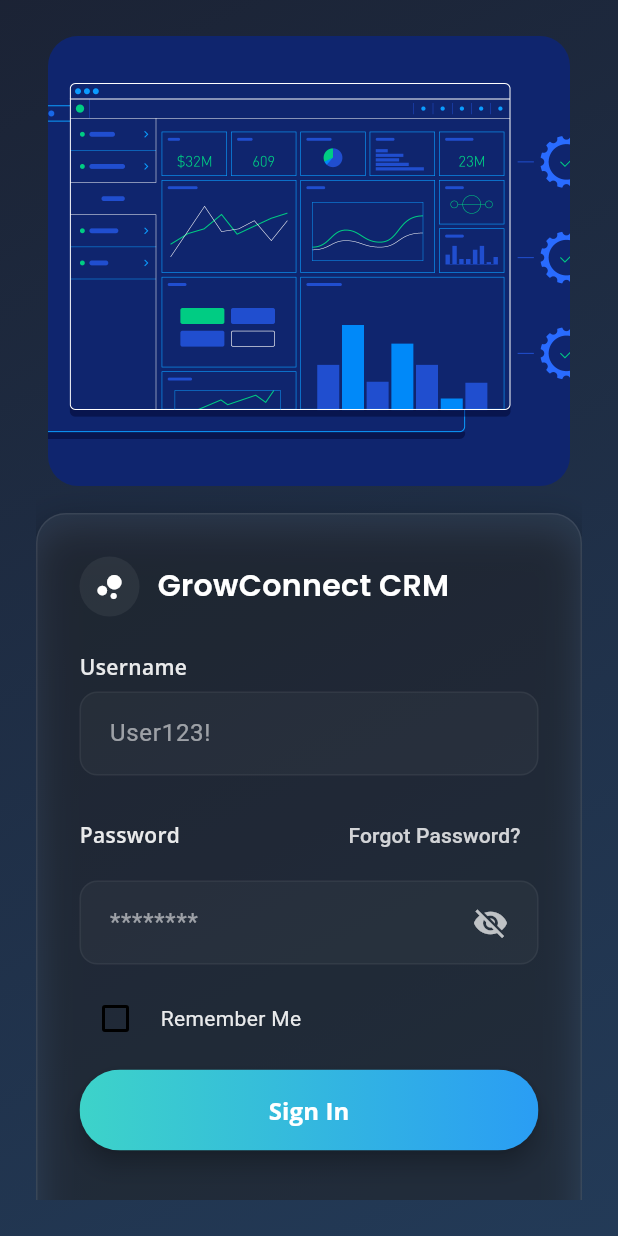
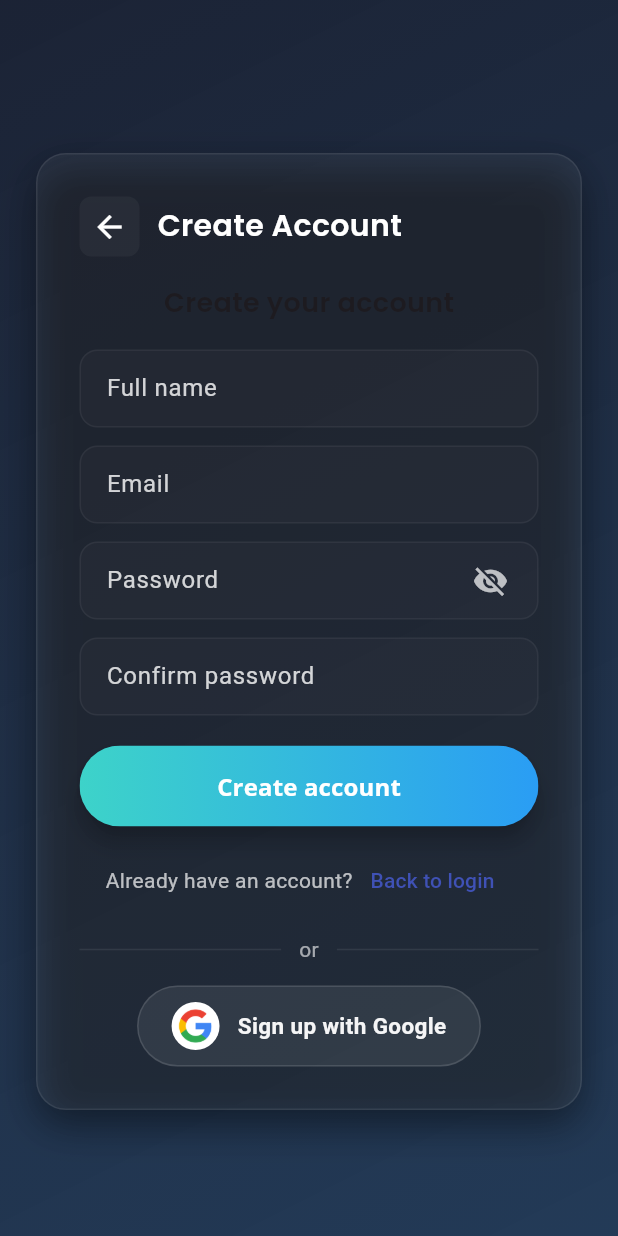
Before and after one commit to Nirmal1125/CRM, a Flutter app: the LoginScreen screen opened directly, after a tap on "Create an Account", on a phone screen of 412 x 824 dp. Run offline on Flutter 3.47's test engine with Material 3 defaults, Android fonts, the phone set to English and light mode, and no system bars; our stand-ins replace firebase_core, google_fonts; accounts and stored records are empty.

Commit message:
commit befor merge

```diff
--- /dev/null
+++ b/lib/screens/signup_screen.dart
@@ -0,0 +1,357 @@
+// lib/screens/signup_screen.dart
+import 'package:flutter/material.dart';
+import 'package:google_fonts/google_fonts.dart';
+
+class SignUpScreen extends StatefulWidget {
+  const SignUpScreen({super.key});
+
+  @override
+  State<SignUpScreen> createState() => _SignUpScreenState();
+}
+
+class _SignUpScreenState extends State<SignUpScreen> {
+  final _formKey = GlobalKey<FormState>();
+  final _nameCtrl = TextEditingController();
+  final _emailCtrl = TextEditingController();
+  final _passwordCtrl = TextEditingController();
+  final _confirmCtrl = TextEditingController();
+
+  bool _isLoading = false;
+  bool _showPassword = false;
+  bool _isHoveringGoogle = false;
+
+  @override
+  void dispose() {
+    _nameCtrl.dispose();
+    _emailCtrl.dispose();
+    _passwordCtrl.dispose();
+    _confirmCtrl.dispose();
+    super.dispose();
+  }
+
+  void _onSignUp() {
+    if (!_formKey.currentState!.validate()) return;
+
+    setState(() => _isLoading = true);
+    // simulate sign-up; replace with real logic
+    Future.delayed(const Duration(seconds: 2), () {
+      setState(() => _isLoading = false);
+      Navigator.pushReplacementNamed(context, '/customers'); // or '/dashboard'
+    });
+  }
+
+  @override
+  Widget build(BuildContext context) {
+    final size = MediaQuery.of(context).size;
+    final isWide = size.width >= 900;
+
+    return Scaffold(
+      // make scaffold transparent so our gradient container shows through
+      backgroundColor: Colors.transparent,
+      body: SafeArea(
+        child: Container(
+          width: double.infinity,
+          height: double.infinity,
+          // match the same gradient as the login screen
+          decoration: BoxDecoration(
+            gradient: LinearGradient(
+              colors: [
+                const Color(0xFF0F172A).withOpacity(0.95),
+                const Color(0xFF0B2545).withOpacity(0.9),
+              ],
+              begin: Alignment.topLeft,
+              end: Alignment.bottomRight,
+            ),
+          ),
+          child: Center(
+            child: Padding(
+              padding: const EdgeInsets.all(24.0),
+              child: ConstrainedBox(
+                constraints: const BoxConstraints(maxWidth: 1000),
+                child: isWide ? _buildWide(context) : _buildNarrow(context),
+              ),
+            ),
+          ),
+        ),
+      ),
+    );
+  }
+
+  Widget _buildWide(BuildContext context) {
+    return Row(
+      children: [
+        // left illustration panel (visually matching login — you can change to Image if needed)
+       Expanded(
+  flex: 5,
+  child: Container(
+    padding: const EdgeInsets.all(32),
+    child: ClipRRect(
+      borderRadius: BorderRadius.circular(24),
+      child: Container(
+        decoration: BoxDecoration(
+          color: Colors.white.withOpacity(0.02),
+          borderRadius: BorderRadius.circular(24),
+          border: Border.all(color: Colors.white.withOpacity(0.04)),
+        ),
+        child: Image.asset(
+          'assets/signup_art.png',   // your sign-up illustration
+          fit: BoxFit.cover,
+        ),
+      ),
+    ),
+  ),
+),
+
+        const SizedBox(width: 28),
+
+        // Sign-up card
+        Expanded(flex: 4, child: _buildSignUpCard(context)),
+      ],
+    );
+  }
+
+  Widget _buildNarrow(BuildContext context) {
+    return SingleChildScrollView(
+      child: Column(
+        children: [
+          const SizedBox(height: 18),
+          _buildSignUpCard(context),
+        ],
+      ),
+    );
+  }
+
+  Widget _buildSignUpCard(BuildContext context) {
+    return Container(
+      padding: const EdgeInsets.all(28),
+      decoration: BoxDecoration(
+        borderRadius: BorderRadius.circular(20),
+        color: Colors.white.withOpacity(0.06), // glass card
+        border: Border.all(color: Colors.white.withOpacity(0.08)),
+        boxShadow: [
+          BoxShadow(
+            color: Colors.black.withOpacity(0.45),
+            blurRadius: 22,
+            offset: const Offset(0, 10),
+          ),
+        ],
+      ),
+      child: Column(mainAxisSize: MainAxisSize.min, children: [
+        // header: back arrow + title
+        Row(
+          children: [
+            InkWell(
+              onTap: () => Navigator.pop(context),
+              borderRadius: BorderRadius.circular(8),
+              child: Container(
+                padding: const EdgeInsets.all(8),
+                decoration: BoxDecoration(
+                  color: Colors.white.withOpacity(0.04),
+                  borderRadius: BorderRadius.circular(8),
+                ),
+                child: const Icon(Icons.arrow_back, color: Colors.white),
+              ),
+            ),
+            const SizedBox(width: 12),
+            Text('Create Account',
+                style: GoogleFonts.poppins(
+                  color: Colors.white,
+                  fontWeight: FontWeight.w600,
+                  fontSize: 20,
+                )),
+          ],
+        ),
+
+        const SizedBox(height: 18),
+
+        Text('Create your account',
+            style: GoogleFonts.poppins(fontSize: 18, fontWeight: FontWeight.w600)),
+
+        const SizedBox(height: 18),
+
+        Form(
+          key: _formKey,
+          child: Column(
+            children: [
+              // Full name
+              TextFormField(
+                controller: _nameCtrl,
+                style: const TextStyle(color: Colors.white),
+                decoration: _inputDecoration(label: 'Full name'),
+                validator: (v) => (v == null || v.trim().isEmpty) ? 'Enter your name' : null,
+              ),
+              const SizedBox(height: 12),
+
+              // Email
+              TextFormField(
+                controller: _emailCtrl,
+                style: const TextStyle(color: Colors.white),
+                decoration: _inputDecoration(label: 'Email'),
+                validator: (v) {
+                  if (v == null || v.trim().isEmpty) return 'Enter email';
+                  if (!v.contains('@')) return 'Enter valid email';
+                  return null;
+                },
+              ),
+              const SizedBox(height: 12),
+
+              // Password
+              TextFormField(
+                controller: _passwordCtrl,
+                obscureText: !_showPassword,
+                style: const TextStyle(color: Colors.white),
+                decoration: _inputDecoration(
+                  label: 'Password',
+                  suffix: IconButton(
+                    icon: Icon(_showPassword ? Icons.visibility : Icons.visibility_off,
+                        color: Colors.white70),
+                    onPressed: () => setState(() => _showPassword = !_showPassword),
+                  ),
+                ),
+                validator: (v) {
+                  if (v == null || v.isEmpty) return 'Enter password';
+                  if (v.length < 6) return 'Password too short';
+                  return null;
+                },
+              ),
+              const SizedBox(height: 12),
+
+              // Confirm password
+              TextFormField(
+                controller: _confirmCtrl,
+                obscureText: !_showPassword,
+                style: const TextStyle(color: Colors.white),
+                decoration: _inputDecoration(label: 'Confirm password'),
+                validator: (v) {
+                  if (v == null || v.isEmpty) return 'Confirm password';
+                  if (v != _passwordCtrl.text) return 'Passwords do not match';
+                  return null;
+                },
+              ),
+
+              const SizedBox(height: 20),
+
+              // Create account gradient button (same style as login)
+              SizedBox(
+                width: double.infinity,
+                height: 54,
+                child: ElevatedButton(
+                  onPressed: _isLoading ? null : _onSignUp,
+                  style: ElevatedButton.styleFrom(
+                    padding: EdgeInsets.zero,
+                    shape: RoundedRectangleBorder(borderRadius: BorderRadius.circular(28)),
+                    elevation: 6,
+                    backgroundColor: Colors.transparent,
+                  ),
+                  child: Ink(
+                    decoration: BoxDecoration(
+                      gradient: const LinearGradient(colors: [Color(0xFF3DD3C9), Color(0xFF2A9DF4)]),
+                      borderRadius: BorderRadius.circular(28),
+                    ),
+                    child: Center(
+                      child: _isLoading
+                          ? const SizedBox(width: 22, height: 22, child: CircularProgressIndicator.adaptive())
+                          : Text('Create account',
+                              style: GoogleFonts.openSans(
+                                color: Colors.white,
+                                fontWeight: FontWeight.w700,
+                                fontSize: 16,
+                              )),
+                    ),
+                  ),
+                ),
+              ),
+
+              const SizedBox(height: 12),
+
+              // Back to login link
+              Row(mainAxisAlignment: MainAxisAlignment.center, children: [
+                Text('Already have an account?', style: TextStyle(color: Colors.white.withOpacity(0.7))),
+                TextButton(
+                  onPressed: () => Navigator.pop(context),
+                  child: const Text('Back to login'),
+                )
+              ]),
+
+              const SizedBox(height: 12),
+
+              // Divider + or
+              Row(children: [
+                Expanded(child: Divider(color: Colors.white.withOpacity(0.08))),
+                Padding(
+                  padding: const EdgeInsets.symmetric(horizontal: 12.0),
+                  child: Text('or', style: TextStyle(color: Colors.white.withOpacity(0.6))),
+                ),
+                Expanded(child: Divider(color: Colors.white.withOpacity(0.08))),
+              ]),
+
+              const SizedBox(height: 14),
+
+              // Google sign-up pill button (hover effect)
+              MouseRegion(
+                onEnter: (_) => setState(() => _isHoveringGoogle = true),
+                onExit: (_) => setState(() => _isHoveringGoogle = false),
+                child: AnimatedScale(
+                  scale: _isHoveringGoogle ? 1.07 : 1.0,
+                  duration: const Duration(milliseconds: 200),
+                  child: GestureDetector(
+                    onTap: () {
+                      ScaffoldMessenger.of(context).showSnackBar(const SnackBar(content: Text('Google sign-up tapped')));
+                    },
+                    child: AnimatedContainer(
+                      duration: const Duration(milliseconds: 200),
+                      padding: const EdgeInsets.symmetric(horizontal: 22, vertical: 10),
+                      decoration: BoxDecoration(
+                        color: Colors.white.withOpacity(_isHoveringGoogle ? 0.12 : 0.08),
+                        borderRadius: BorderRadius.circular(40),
+                        border: Border.all(color: Colors.white.withOpacity(0.12)),
+                        boxShadow: _isHoveringGoogle
+                            ? [BoxShadow(color: Colors.white.withOpacity(0.12), blurRadius: 10, offset: const Offset(0, 4))]
+                            : [],
+                      ),
+                      child: Row(
+                        mainAxisSize: MainAxisSize.min,
+                        children: [
+                          Container(
+                            width: 32,
+                            height: 32,
+                            decoration: const BoxDecoration(color: Colors.white, shape: BoxShape.circle),
+                            child: Padding(
+                              padding: const EdgeInsets.all(4.0),
+                              child: Image.asset('assets/google_logo.png', fit: BoxFit.contain),
+                            ),
+                          ),
+                          const SizedBox(width: 12),
+                          Text('Sign up with Google', style: TextStyle(color: Colors.white.withOpacity(0.95), fontWeight: FontWeight.w600, fontSize: 15)),
+                        ],
+                      ),
+                    ),
+                  ),
+                ),
+              ),
+            ],
+          ),
+        ),
+      ]),
+    );
+  }
+
+  InputDecoration _inputDecoration({required String label, Widget? suffix}) {
+    return InputDecoration(
+      labelText: label,
+      labelStyle: TextStyle(color: Colors.white.withOpacity(0.8)),
+      filled: true,
+      fillColor: Colors.white.withOpacity(0.02),
+      suffixIcon: suffix != null ? Padding(padding: const EdgeInsets.only(right: 8.0), child: suffix) : null,
+      contentPadding: const EdgeInsets.symmetric(horizontal: 14, vertical: 14),
+      enabledBorder: OutlineInputBorder(
+        borderRadius: BorderRadius.circular(12),
+        borderSide: BorderSide(color: Colors.white.withOpacity(0.05)),
+      ),
+      focusedBorder: OutlineInputBorder(
+        borderRadius: BorderRadius.circular(12),
+        borderSide: BorderSide(color: Colors.white.withOpacity(0.12)),
+      ),
+    );
+  }
+}
```
Also changed, not shown: lib/screens/login_screen.dart (+6 -5 lines), lib/widgets/customer_card.dart (added, +102 -0 lines).
